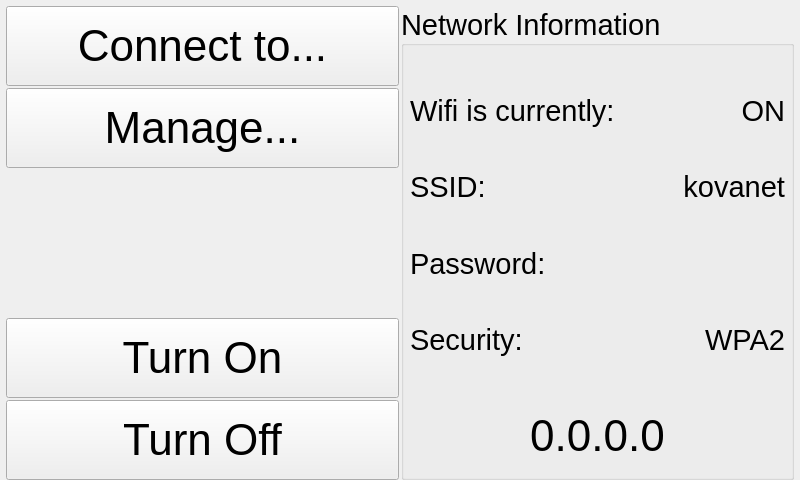
Before: the Qt Designer form ui/NetworkSettingsWidget.ui in kipr/botui, drawn with Qt 5.
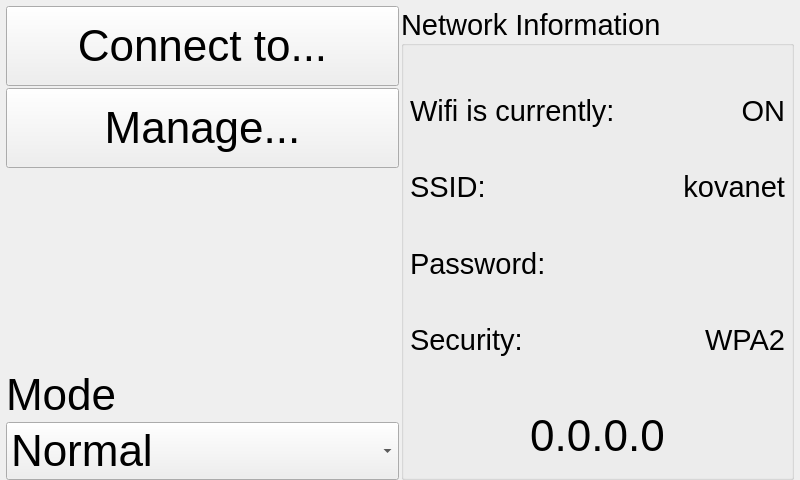
After: the same form once the commit is applied. Icons and pictures are not drawn.

Commit message: Tournament mode on NetworkSettings page for controlling txpower

The edit to the form file:
```diff
--- a/ui/NetworkSettingsWidget.ui
+++ b/ui/NetworkSettingsWidget.ui
@@ -103,59 +103,34 @@
         </spacer>
        </item>
        <item>
-        <widget class="QPushButton" name="turnOn">
-         <property name="minimumSize">
-          <size>
-           <width>0</width>
-           <height>80</height>
-          </size>
-         </property>
+        <widget class="QLabel" name="label">
          <property name="font">
           <font>
            <pointsize>33</pointsize>
           </font>
          </property>
          <property name="text">
-          <string>Turn On</string>
-         </property>
-         <property name="icon">
-          <iconset resource="../rc/icons.qrc">
-           <normaloff>:/icons/fontawesome/regular/icons/fontawesome/regular/lightbulb.svg</normaloff>:/icons/fontawesome/regular/icons/fontawesome/regular/lightbulb.svg</iconset>
-         </property>
-         <property name="iconSize">
-          <size>
-           <width>30</width>
-           <height>30</height>
-          </size>
+          <string>Mode</string>
          </property>
         </widget>
        </item>
        <item>
-        <widget class="QPushButton" name="turnOff">
-         <property name="minimumSize">
-          <size>
-           <width>0</width>
-           <height>80</height>
-          </size>
-         </property>
+        <widget class="QComboBox" name="mode">
          <property name="font">
           <font>
            <pointsize>33</pointsize>
           </font>
          </property>
-         <property name="text">
-          <string>Turn Off</string>
-         </property>
-         <property name="icon">
-          <iconset resource="../rc/icons.qrc">
-           <normaloff>:/icons/fontawesome/solid/icons/fontawesome/solid/power-off.svg</normaloff>:/icons/fontawesome/solid/icons/fontawesome/solid/power-off.svg</iconset>
-         </property>
-         <property name="iconSize">
-          <size>
-           <width>30</width>
-           <height>30</height>
-          </size>
-         </property>
+         <item>
+          <property name="text">
+           <string>Normal</string>
+          </property>
+         </item>
+         <item>
+          <property name="text">
+           <string>Tournament</string>
+          </property>
+         </item>
         </widget>
        </item>
       </layout>
```
The commit also changes 5 other files.
